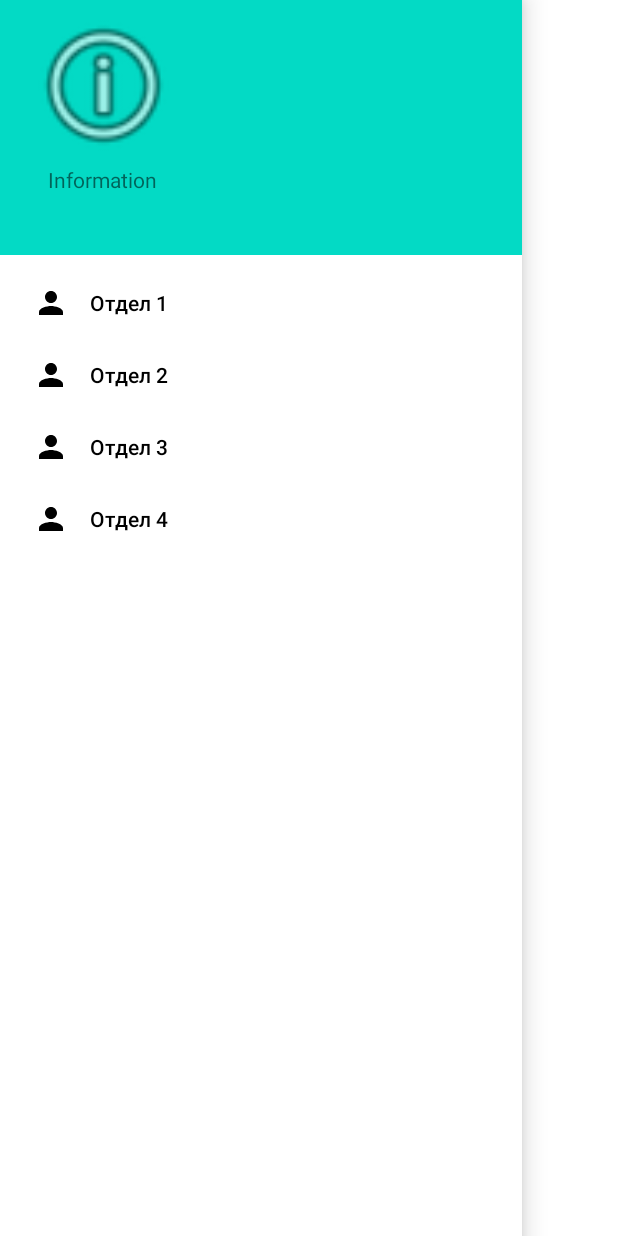
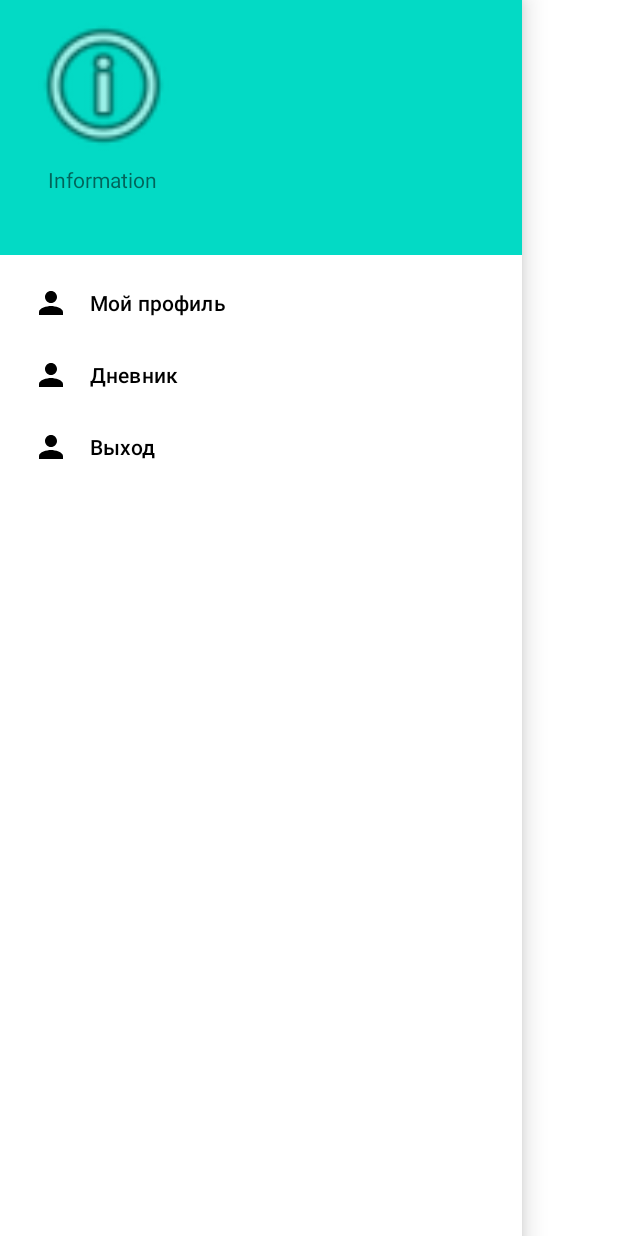
Before and after one commit to geloidd/appcov, an Android app: the Guide screen opened directly, with no data from a screen before it, with the side drawer open, on a phone screen of 412 x 824 dp. Run offline under Robolectric (Android 15) with nearby library versions, the phone set to English and light mode, and no system bars.

Commit message:
initial commit

```diff
--- a/app/src/main/AndroidManifest.xml
+++ b/app/src/main/AndroidManifest.xml
@@ -9,6 +9,9 @@
         android:roundIcon="@mipmap/ic_launcher_round"
         android:supportsRtl="true"
         android:theme="@style/Theme.AppCov">
+        <activity
+            android:name=".ProfileActivity"
+            android:exported="true" />
         <activity
             android:name=".Guide"
             android:exported="true" />
--- a/app/src/main/res/menu/gude_main_menu.xml
+++ b/app/src/main/res/menu/gude_main_menu.xml
@@ -13,9 +13,9 @@
         <item android:title="@string/category_3"
             android:id="@+id/c_3"
             android:icon="@drawable/ic_cat_1"/>
-        <item android:title="@string/category_4"
-            android:id="@+id/c_4"
-            android:icon="@drawable/ic_cat_1"/>
+<!--        <item android:title="@string/category_4"-->
+<!--            android:id="@+id/c_4"-->
+<!--            android:icon="@drawable/ic_cat_1"/>-->
     </group>
 
 </menu>
--- a/app/src/main/res/values/strings.xml
+++ b/app/src/main/res/values/strings.xml
@@ -1,8 +1,7 @@
 <resources>
     <string name="app_name">AppCov</string>
-    <string name="btn_submit">Подтвердить</string>
-    <string name="category_1">Отдел 1</string>
-    <string name="category_2">Отдел 2</string>
-    <string name="category_3">Отдел 3</string>
-    <string name="category_4">Отдел 4</string>
+    <string name="btn_submit">Подтвердить </string>
+    <string name="category_1">Мой профиль </string>
+    <string name="category_2">Дневник </string>
+    <string name="category_3">Выход </string>
 </resources>
```
Also changed, not shown: app/src/main/java/com/example/appcov/MainActivity.kt (+11 -6 lines), app/src/main/java/com/example/appcov/ProfileActivity.kt (added, +11 -0 lines), app/src/main/res/drawable-anydpi/enterbutton_img.xml (deleted, +0 -11 lines), app/src/main/res/layout/activity_main.xml (+26 -6 lines), app/src/main/res/layout/activity_profile.xml (added, +9 -0 lines), app/src/main/res/drawable-hdpi/drawer_button.png (added), app/src/main/res/drawable-hdpi/enterbutton_img.png (deleted), app/src/main/res/drawable-mdpi/drawer_button.png (added), app/src/main/res/drawable-mdpi/enterbutton_img.png (deleted), app/src/main/res/drawable-xhdpi/drawer_button.png (added), app/src/main/res/drawable-xhdpi/enterbutton_img.png (deleted), app/src/main/res/drawable-xxhdpi/drawer_button.png (added), app/src/main/res/drawable-xxhdpi/enterbutton_img.png (deleted), app/src/main/res/drawable-xxxhdpi/drawer_button.png (added), 1 more files.
